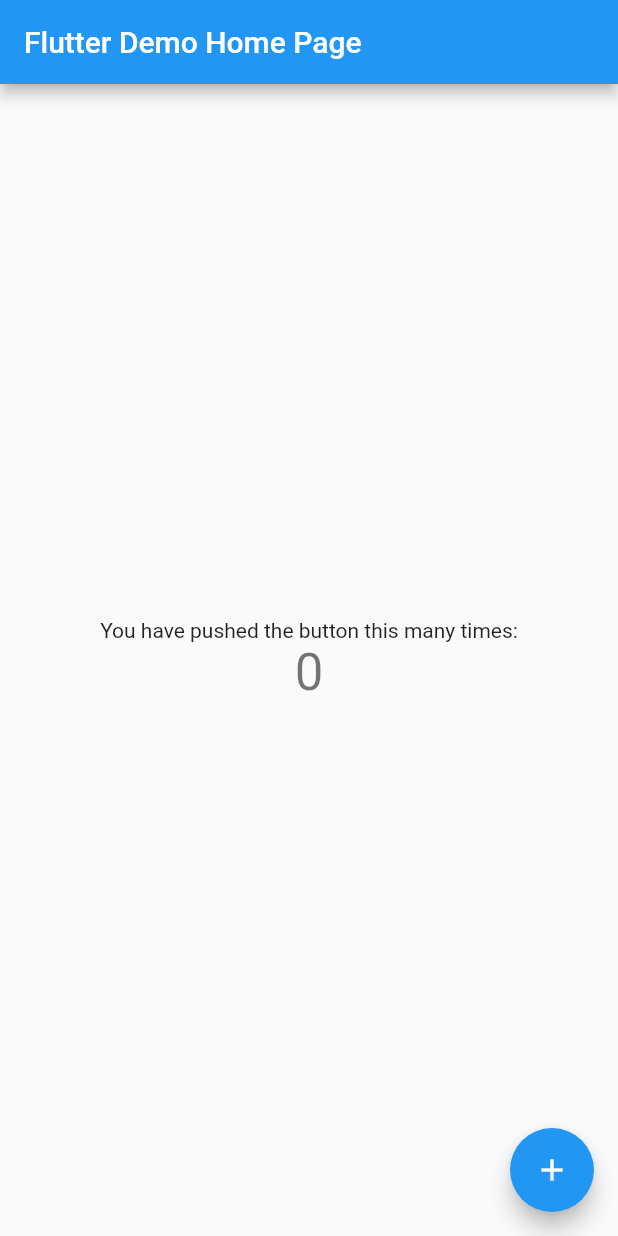
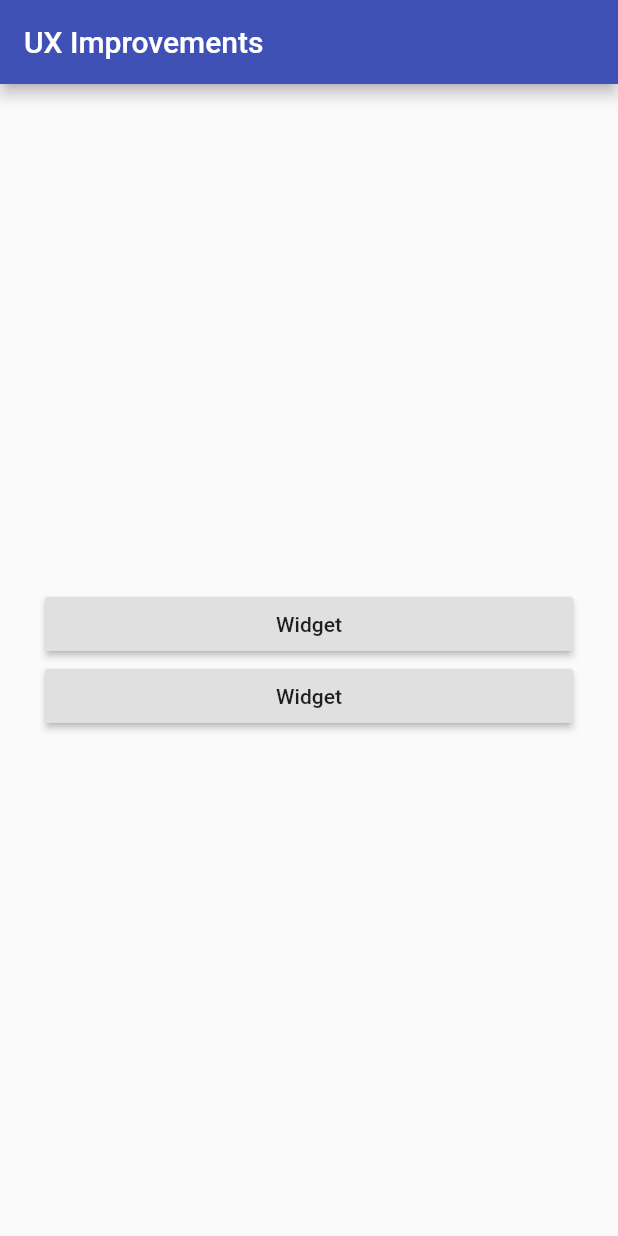
Before and after one commit to NoScopeDevs/ux_tips, a Flutter app: the screen it shows after launch, on a phone screen of 412 x 824 dp. Run offline on Flutter 3.47's test engine with Material 2 defaults, Android fonts, the phone set to English and light mode, and no system bars.

Commit message:
finished all samples

```diff
--- a/lib/main.dart
+++ b/lib/main.dart
@@ -1,117 +1,80 @@
 import 'package:flutter/material.dart';
 
-void main() {
-  runApp(MyApp());
-}
+import 'samples.dart';
+
+void main() => runApp(MyApp());
 
 class MyApp extends StatelessWidget {
-  // This widget is the root of your application.
   @override
   Widget build(BuildContext context) {
     return MaterialApp(
-      title: 'Flutter Demo',
-      theme: ThemeData(
-        // This is the theme of your application.
-        //
-        // Try running your application with "flutter run". You'll see the
-        // application has a blue toolbar. Then, without quitting the app, try
-        // changing the primarySwatch below to Colors.green and then invoke
-        // "hot reload" (press "r" in the console where you ran "flutter run",
-        // or simply save your changes to "hot reload" in a Flutter IDE).
-        // Notice that the counter didn't reset back to zero; the application
-        // is not restarted.
-        primarySwatch: Colors.blue,
-        // This makes the visual density adapt to the platform that you run
-        // the app on. For desktop platforms, the controls will be smaller and
-        // closer together (more dense) than on mobile platforms.
-        visualDensity: VisualDensity.adaptivePlatformDensity,
-      ),
-      home: MyHomePage(title: 'Flutter Demo Home Page'),
+      title: 'UX Improvements',
+      theme: ThemeData(primarySwatch: Colors.indigo),
+      home: _Home(),
     );
   }
 }
 
-class MyHomePage extends StatefulWidget {
-  MyHomePage({Key key, this.title}) : super(key: key);
-
-  // This widget is the home page of your application. It is stateful, meaning
-  // that it has a State object (defined below) that contains fields that affect
-  // how it looks.
-
-  // This class is the configuration for the state. It holds the values (in this
-  // case the title) provided by the parent (in this case the App widget) and
-  // used by the build method of the State. Fields in a Widget subclass are
-  // always marked "final".
-
-  final String title;
+class _Home extends StatefulWidget {
+  const _Home({Key key}) : super(key: key);
 
   @override
-  _MyHomePageState createState() => _MyHomePageState();
+  __HomeState createState() => __HomeState();
 }
 
-class _MyHomePageState extends State<MyHomePage> {
-  int _counter = 0;
+class __HomeState extends State<_Home> {
+  @override
+  Widget build(BuildContext context) {
+    // * tip 1: use WillPopScope to handle back button on Android
+    return WillPopScope(
+      onWillPop: _handleBackPress,
+      child: Scaffold(
+        appBar: AppBar(title: Text('UX Improvements')),
+        body: _SamplesList(),
+      ),
+    );
+  }
 
-  void _incrementCounter() {
-    setState(() {
-      // This call to setState tells the Flutter framework that something has
-      // changed in this State, which causes it to rerun the build method below
-      // so that the display can reflect the updated values. If we changed
-      // _counter without calling setState(), then the build method would not be
-      // called again, and so nothing would appear to happen.
-      _counter++;
-    });
+  Future<bool> _handleBackPress() {
+    return showDialog(
+      context: context,
+      builder: (context) => AlertDialog(
+        title: Text('Sure you want to leave?'),
+        actions: [
+          FlatButton(
+            child: Text('Yes'),
+            onPressed: () => Navigator.of(context).pop(true),
+          ),
+          FlatButton(
+            child: Text('No'),
+            onPressed: () => Navigator.of(context).pop(false),
+          ),
+        ],
+      ),
+    );
   }
+}
+
+class _SamplesList extends StatelessWidget {
+  const _SamplesList({Key key}) : super(key: key);
 
   @override
   Widget build(BuildContext context) {
-    // This method is rerun every time setState is called, for instance as done
-    // by the _incrementCounter method above.
-    //
-    // The Flutter framework has been optimized to make rerunning build methods
-    // fast, so that you can just rebuild anything that needs updating rather
-    // than having to individually change instances of widgets.
-    return Scaffold(
-      appBar: AppBar(
-        // Here we take the value from the MyHomePage object that was created by
-        // the App.build method, and use it to set our appbar title.
-        title: Text(widget.title),
+    return Container(
+      padding: const EdgeInsets.all(30.0),
+      alignment: Alignment.center,
+      child: ListView.builder(
+        shrinkWrap: true,
+        itemCount: samples.length,
+        itemBuilder: (context, i) {
+          return RaisedButton(
+            child: Text(samples[i].toString()),
+            onPressed: () => Navigator.of(context).push(
+              MaterialPageRoute(builder: (_) => samples[i]),
+            ),
+          );
+        },
       ),
-      body: Center(
-        // Center is a layout widget. It takes a single child and positions it
-        // in the middle of the parent.
-        child: Column(
-          // Column is also a layout widget. It takes a list of children and
-          // arranges them vertically. By default, it sizes itself to fit its
-          // children horizontally, and tries to be as tall as its parent.
-          //
-          // Invoke "debug painting" (press "p" in the console, choose the
-          // "Toggle Debug Paint" action from the Flutter Inspector in Android
-          // Studio, or the "Toggle Debug Paint" command in Visual Studio Code)
-          // to see the wireframe for each widget.
-          //
-          // Column has various properties to control how it sizes itself and
-          // how it positions its children. Here we use mainAxisAlignment to
-          // center the children vertically; the main axis here is the vertical
-          // axis because Columns are vertical (the cross axis would be
-          // horizontal).
-          mainAxisAlignment: MainAxisAlignment.center,
-          children: <Widget>[
-            Text(
-              'You have pushed the button this many times:',
-            ),
-            Text(
-              '$_counter',
-              style: Theme.of(context).textTheme.headline4,
-            ),
-          ],
-        ),
-      ),
-      floatingActionButton: FloatingActionButton(
-        onPressed: _incrementCounter,
-        tooltip: 'Increment',
-        child: Icon(Icons.add),
-      ), // This trailing comma makes auto-formatting nicer for build methods.
     );
   }
 }
--- /dev/null
+++ b/lib/samples.dart
@@ -0,0 +1,7 @@
+import 'samples/better_form.dart';
+import 'samples/tooltip_usage.dart';
+
+final samples = [
+  BetterForm(),
+  TooltipUsage(),
+];
```
Also changed, not shown: lib/samples/better_form.dart (added, +145 -0 lines), lib/samples/tooltip_usage.dart (added, +28 -0 lines).
